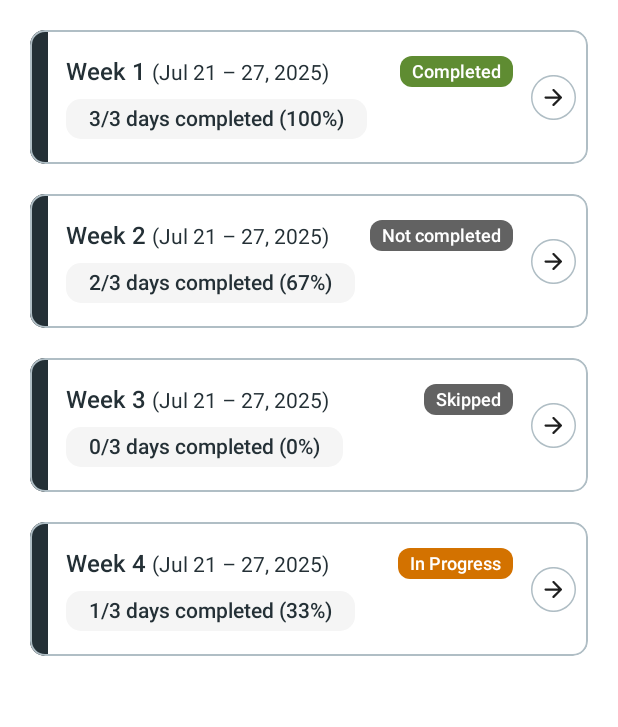
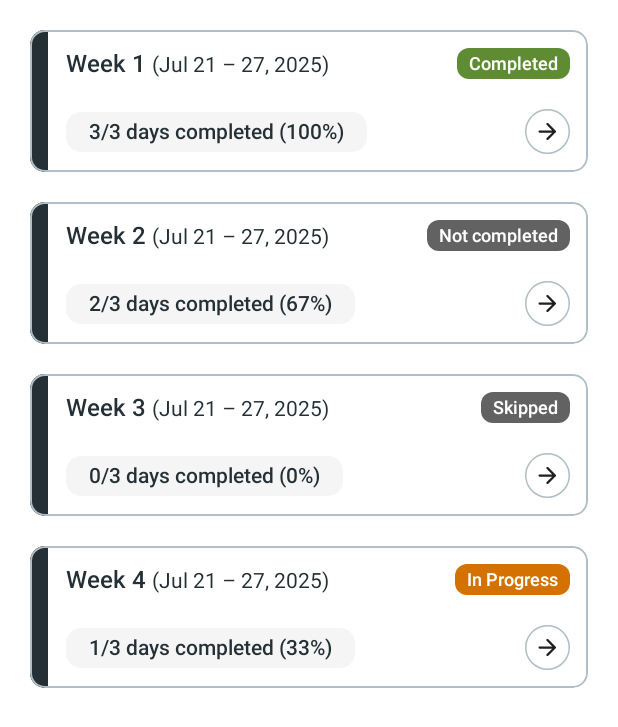
Before and after one commit to jerichomagallanes/Trainr, an Android app built with Jetpack Compose: the @Preview function WeekProgressCardPreview, on a phone screen of 412 x 824 dp. Shown: the top 727 px of the screen. Run offline under Robolectric (Android 15) with nearby library versions, the light colour scheme and no system bars.

Commit message:
fix(workout): lay the week card out as the design's two-row grid

```diff
--- a/app/src/main/java/com/jericx/trainr/presentation/workout/components/WeekProgressCard.kt
+++ b/app/src/main/java/com/jericx/trainr/presentation/workout/components/WeekProgressCard.kt
@@ -73,8 +73,13 @@ fun WeekProgressCard(
         Column(
             modifier = Modifier
                 .weight(1f)
-                .padding(horizontal = Spacing.small + Spacing.extraSmall, vertical = Spacing.small + Spacing.extraSmall),
-            verticalArrangement = Arrangement.spacedBy(Spacing.small)
+                .padding(
+                    start = Spacing.small + Spacing.extraSmall,
+                    end = Spacing.small + Spacing.extraSmall,
+                    top = Spacing.small + Spacing.extraSmall,
+                    bottom = Spacing.small + Spacing.extraSmall
+                ),
+            verticalArrangement = Arrangement.spacedBy(Spacing.screen)
         ) {
             Row(
                 modifier = Modifier.fillMaxWidth(),
@@ -105,6 +110,11 @@ fun WeekProgressCard(
                 WeekStatusChip(status = status)
             }
 
+            Row(
+                modifier = Modifier.fillMaxWidth(),
+                horizontalArrangement = Arrangement.SpaceBetween,
+                verticalAlignment = Alignment.CenterVertically
+            ) {
                 Text(
                     text = stringResource(
                         R.string.days_completed_format,
@@ -118,15 +128,14 @@ fun WeekProgressCard(
                         .background(Gray100, MaterialTheme.shapes.medium)
                         .padding(horizontal = Spacing.card, vertical = 5.dp)
                 )
-        }
 
                 Image(
                     painter = painterResource(R.drawable.ic_arrow_forward_circle),
                     contentDescription = null,
-            modifier = Modifier
-                .padding(end = Spacing.small)
-                .size(30.dp)
+                    modifier = Modifier.size(30.dp)
                 )
+            }
+        }
     }
 }
 
```
Lines whose indentation alone changed are shown as unchanged.
